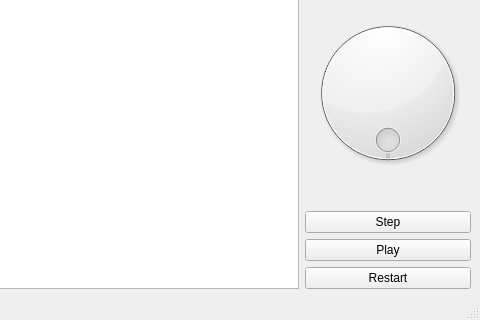
Qt form mainwindow.ui (dmokin2022/PhysicalModelling) before a commit; both pictures show x 590 to 1070 and y 277 to 597 of the 1070 by 597 pixel window.
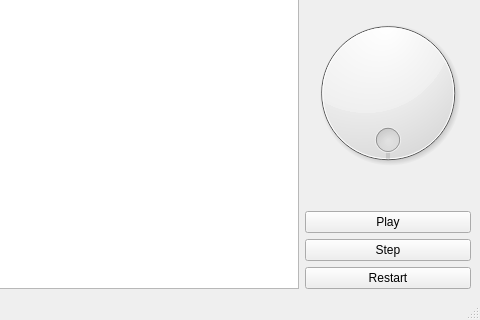
The same form after that commit.

Patch:
```diff
--- a/mainwindow.ui
+++ b/mainwindow.ui
@@ -199,16 +199,16 @@
        </widget>
       </item>
       <item>
-       <widget class="QPushButton" name="pushButtonStep">
+       <widget class="QPushButton" name="pushButtonPlay">
         <property name="text">
-         <string>Step</string>
+         <string>Play</string>
         </property>
        </widget>
       </item>
       <item>
-       <widget class="QPushButton" name="pushButtonPlay">
+       <widget class="QPushButton" name="pushButtonStep">
         <property name="text">
-         <string>Play</string>
+         <string>Step</string>
         </property>
        </widget>
       </item>
```
